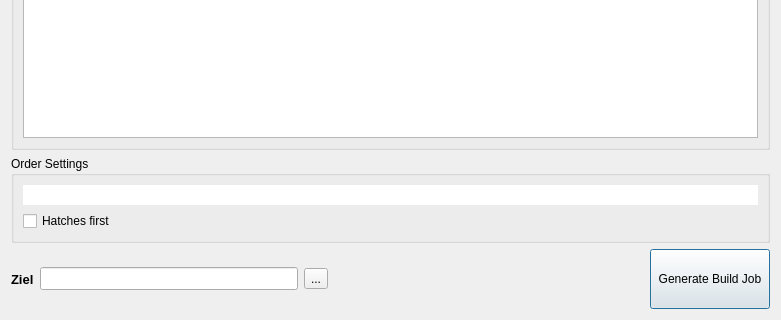
Before: the Qt Designer form gui/buildGUI.ui in lhalb/Figurprogrammierung, drawn with Qt 5; both pictures show x 0 to 781 and y 221 to 541 of the 781 by 541 pixel window.
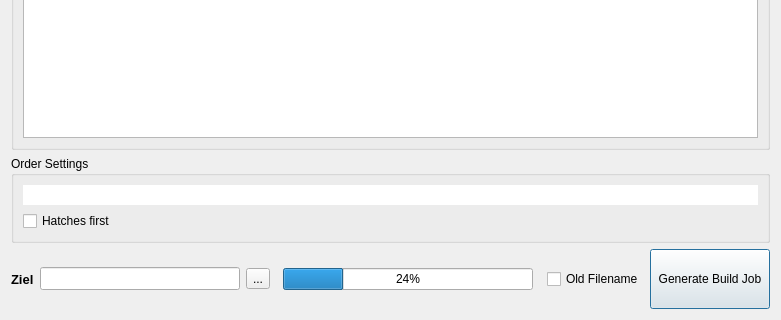
After: the same form once the commit is applied.

Commit message: Minor Changes - Option added to meet old file format during export of the build job

What changed in the file:
```diff
--- a/gui/buildGUI.ui
+++ b/gui/buildGUI.ui
@@ -274,6 +274,32 @@
        </item>
       </layout>
      </item>
+     <item>
+      <spacer name="horizontalSpacer_3">
+       <property name="orientation">
+        <enum>Qt::Horizontal</enum>
+       </property>
+       <property name="sizeHint" stdset="0">
+        <size>
+         <width>40</width>
+         <height>20</height>
+        </size>
+       </property>
+      </spacer>
+     </item>
+     <item>
+      <widget class="QProgressBar" name="pb_layers">
+       <property name="minimumSize">
+        <size>
+         <width>250</width>
+         <height>0</height>
+        </size>
+       </property>
+       <property name="value">
+        <number>24</number>
+       </property>
+      </widget>
+     </item>
      <item>
       <spacer name="horizontalSpacer">
        <property name="orientation">
@@ -287,6 +313,13 @@
        </property>
       </spacer>
      </item>
+     <item>
+      <widget class="QCheckBox" name="cb_oldfilename">
+       <property name="text">
+        <string>Old Filename</string>
+       </property>
+      </widget>
+     </item>
      <item>
       <widget class="QPushButton" name="but_generate_build_job">
        <property name="minimumSize">
```
The commit also changes 3 other files.
